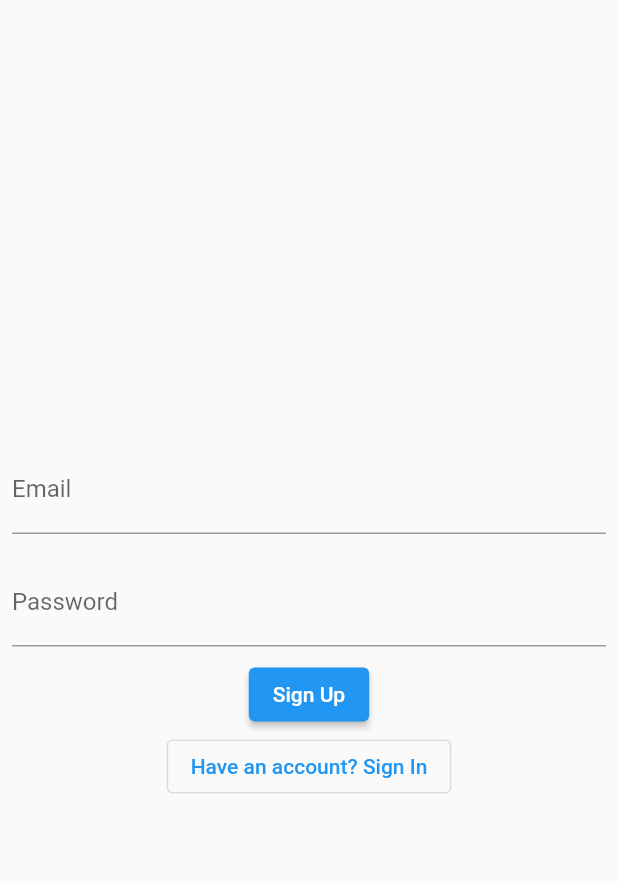
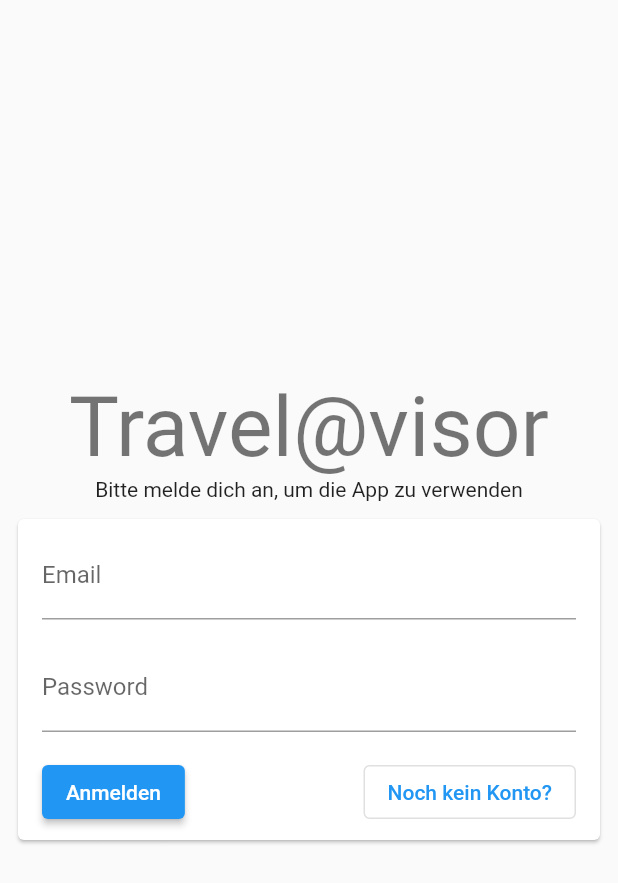
Before and after one commit to TravelAtVisor/TravelAtVisor, a Flutter app: the screen it shows after launch, on a phone screen of 412 x 824 dp. Shown: the top 883 px of the screen. Run offline on Flutter 3.47's test engine with Material 2 defaults, Android fonts, the phone set to English and light mode, and no system bars; our stand-ins replace firebase_auth, firebase_core; accounts and stored records are empty.

Commit message:
added authentication feedback

```diff
--- a/lib/authentication/authentication_guard.dart
+++ b/lib/authentication/authentication_guard.dart
@@ -12,11 +12,11 @@ class AuthenticationGuard extends StatelessWidget {
 
   @override
   Widget build(BuildContext context) {
-    final firebaseUser = context.watch<User?>();
-
-    if (firebaseUser != null) {
-      return userSafeBuilder(context);
-    }
-    return loginBuilder(context);
+    return Consumer<User?>(builder: (context, firebaseUser, _) {
+      if (firebaseUser != null) {
+        return userSafeBuilder(context);
+      }
+      return loginBuilder(context);
+    });
   }
 }
--- /dev/null
+++ b/lib/authentication/authentication_result.dart
@@ -0,0 +1,7 @@
+enum AuthenticationResult {
+  success,
+  wrongPassword,
+  unkownUser,
+  invalidMail,
+  unexpected
+}
--- a/lib/authentication/login_page.dart
+++ b/lib/authentication/login_page.dart
@@ -1,5 +1,6 @@
 import 'package:flutter/material.dart';
 import 'package:provider/provider.dart';
+import 'package:travel_atvisor/authentication/authentication_result.dart';
 
 import 'authentication_provider.dart';
 
@@ -11,11 +12,9 @@ class LoginPage extends StatefulWidget {
 }
 
 class _LoginPageState extends State<LoginPage> {
-  //Controllers for e-mail and password textfields.
   final TextEditingController emailController = TextEditingController();
   final TextEditingController passwordController = TextEditingController();
 
-  //Handling signup and signin
   bool signUp = true;
 
   @override
@@ -24,9 +23,19 @@ class _LoginPageState extends State<LoginPage> {
       body: Column(
         mainAxisAlignment: MainAxisAlignment.center,
         children: [
-          //e-mail textfield
+          Text(
+            "Travel@visor",
+            style: Theme.of(context).textTheme.headline2,
+          ),
+          const Text("Bitte melde dich an, um die App zu verwenden"),
           Padding(
             padding: const EdgeInsets.all(8.0),
+            child: Card(
+              child: Column(
+                children: [
+                  Padding(
+                    padding: const EdgeInsets.symmetric(
+                        horizontal: 16.0, vertical: 8.0),
                     child: TextField(
                       controller: emailController,
                       decoration: const InputDecoration(
@@ -34,49 +43,53 @@ class _LoginPageState extends State<LoginPage> {
                       ),
                     ),
                   ),
-
-          //password textfield
                   Padding(
-            padding: const EdgeInsets.all(8.0),
+                    padding: const EdgeInsets.symmetric(
+                        horizontal: 16.0, vertical: 8.0),
                     child: TextField(
+                      obscureText: true,
+                      enableSuggestions: false,
+                      autocorrect: false,
                       controller: passwordController,
                       decoration: const InputDecoration(
                         labelText: "Password",
                       ),
                     ),
                   ),
-
-          //Sign in / Sign up button
+                  Padding(
+                    padding: const EdgeInsets.symmetric(
+                        horizontal: 16.0, vertical: 8.0),
+                    child: Row(
+                      mainAxisAlignment: MainAxisAlignment.spaceBetween,
+                      children: [
                         ElevatedButton(
-            onPressed: () {
-              if (signUp) {
-                //Provider sign up method
-                context.read<AuthenticationProvider>().signUp(
+                          onPressed: () async {
+                            final authenticationResult = await context
+                                .read<AuthenticationProvider>()
+                                .signIn(
                                   email: emailController.text.trim(),
                                   password: passwordController.text.trim(),
                                 );
-              } else {
-                //Provider sign in method
-                context.read<AuthenticationProvider>().signIn(
-                      email: emailController.text.trim(),
-                      password: passwordController.text.trim(),
-                    );
+                            if (authenticationResult ==
+                                AuthenticationResult.success) {
+                              return;
                             }
+
+                            ScaffoldMessenger.of(context)
+                                .showSnackBar(SnackBar(content: Text("Error")));
                           },
-            child: signUp ? const Text("Sign Up") : const Text("Sign In"),
+                          child: const Text("Anmelden"),
                         ),
-
-          //Sign up / Sign In toggler
                         OutlinedButton(
-            onPressed: () {
-              setState(() {
-                signUp = !signUp;
-              });
-            },
-            child: signUp
-                ? const Text("Have an account? Sign In")
-                : const Text("Create an account"),
+                            onPressed: () {},
+                            child: const Text("Noch kein Konto?"))
+                      ],
+                    ),
                   )
+                ],
+              ),
+            ),
+          ),
         ],
       ),
     );
--- a/lib/main.dart
+++ b/lib/main.dart
@@ -32,9 +32,7 @@ class MyApp extends StatelessWidget {
       ],
       child: MaterialApp(
         title: 'Flutter Demo',
-        theme: ThemeData(
-          primarySwatch: Colors.blue,
-        ),
+        theme: ThemeData(primarySwatch: Colors.blue),
         home: AuthenticationGuard(
           loginBuilder: (_) => const LoginPage(),
           userSafeBuilder: (_) => const HomePage(),
```
Also changed, not shown: lib/authentication/authentication_provider.dart (+20 -6 lines). Lines whose indentation alone changed are shown as unchanged.
